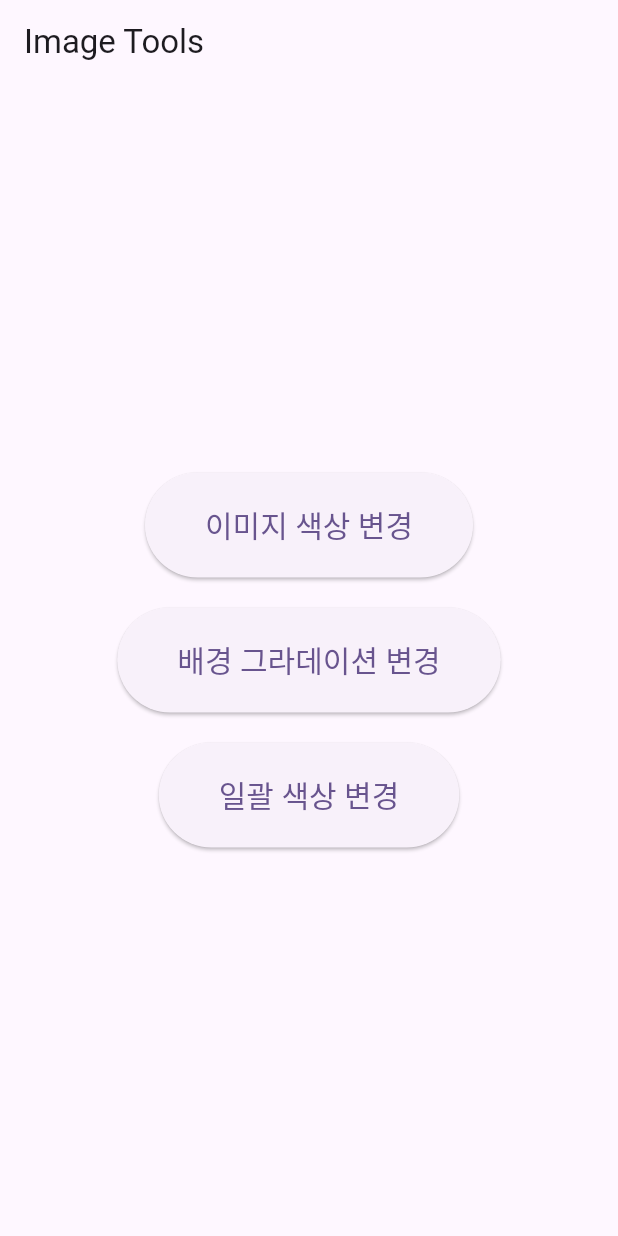
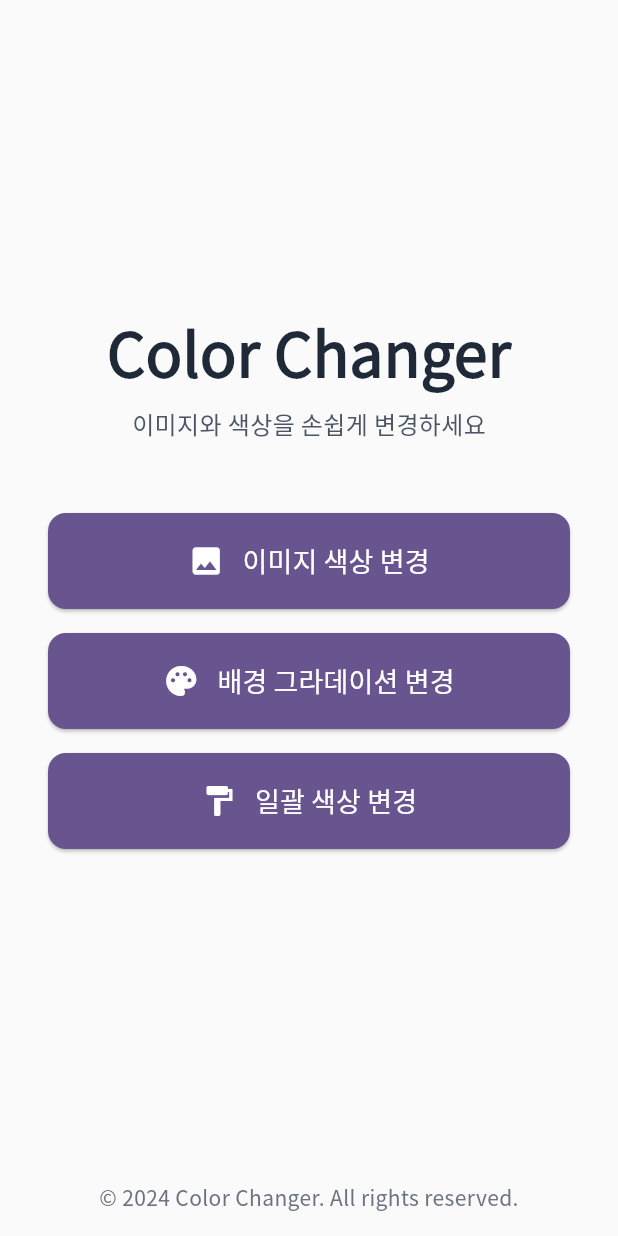
Before and after one commit to Gyeony95/color_changer, a Flutter app: the screen it shows after launch, on a phone screen of 412 x 824 dp. Run offline on Flutter 3.47's test engine with Material 3 defaults, Android fonts, the phone set to English and light mode, and no system bars; our stand-ins replace file_picker, flutter_colorpicker, flutter_svg, palette_generator; missing offline and left inert: desktop_drop.

Commit message:
fix : 메인화면에 스타일 적용

```diff
--- a/lib/main.dart
+++ b/lib/main.dart
@@ -13,80 +13,146 @@ class MyApp extends StatelessWidget {
   @override
   Widget build(BuildContext context) {
     return MaterialApp(
-      title: 'Desktop Image Uploader',
+      title: 'Color Changer',
       theme: ThemeData(
         colorScheme: ColorScheme.fromSeed(seedColor: Colors.deepPurple),
         useMaterial3: true,
+        fontFamily: 'Noto Sans KR',
       ),
-      home: const MyHomePage(title: 'Image Tools'),
+      home: const MyHomePage(),
     );
   }
 }
 
 class MyHomePage extends StatelessWidget {
-  const MyHomePage({super.key, required this.title});
-
-  final String title;
+  const MyHomePage({super.key});
 
   @override
   Widget build(BuildContext context) {
     return Scaffold(
-      appBar: AppBar(
-        title: Text(title),
-      ),
-      body: Center(
+      backgroundColor: Colors.grey[50],
+      body: SafeArea(
+        child: Center(
+          child: SingleChildScrollView(
+            padding: const EdgeInsets.all(32.0),
             child: Column(
               mainAxisAlignment: MainAxisAlignment.center,
               children: [
-            ElevatedButton(
-              style: ElevatedButton.styleFrom(
-                padding:
-                    const EdgeInsets.symmetric(horizontal: 40, vertical: 20),
-                textStyle: const TextStyle(fontSize: 20),
+                // Header
+                const Column(
+                  children: [
+                    Text(
+                      'Color Changer',
+                      style: TextStyle(
+                        fontSize: 40,
+                        fontWeight: FontWeight.bold,
+                        color: Color(0xFF1F2937),
                       ),
-              onPressed: () {
-                Navigator.push(
+                    ),
+                    SizedBox(height: 8),
+                    Text(
+                      '이미지와 색상을 손쉽게 변경하세요',
+                      style: TextStyle(
+                        fontSize: 16,
+                        color: Color(0xFF4B5563),
+                      ),
+                    ),
+                  ],
+                ),
+                const SizedBox(height: 48),
+
+                // Buttons
+                ConstrainedBox(
+                  constraints: const BoxConstraints(maxWidth: 400),
+                  child: Column(
+                    children: [
+                      _buildButton(
+                        context,
+                        icon: Icons.image,
+                        label: '이미지 색상 변경',
+                        onPressed: () => Navigator.push(
                           context,
                           MaterialPageRoute(
                             builder: (context) => const ImageUploadWidget(),
                           ),
-                );
-              },
-              child: const Text('이미지 색상 변경'),
                         ),
-            const SizedBox(height: 20),
-            ElevatedButton(
-              style: ElevatedButton.styleFrom(
-                padding:
-                    const EdgeInsets.symmetric(horizontal: 40, vertical: 20),
-                textStyle: const TextStyle(fontSize: 20),
                       ),
-              onPressed: () {
-                Navigator.push(
+                      const SizedBox(height: 16),
+                      _buildButton(
+                        context,
+                        icon: Icons.palette,
+                        label: '배경 그라데이션 변경',
+                        onPressed: () => Navigator.push(
                           context,
                           MaterialPageRoute(
                             builder: (context) => const GradientWidget(),
                           ),
-                );
-              },
-              child: const Text('배경 그라데이션 변경'),
                         ),
-            const SizedBox(height: 20),
-            ElevatedButton(
-              style: ElevatedButton.styleFrom(
-                padding:
-                    const EdgeInsets.symmetric(horizontal: 40, vertical: 20),
-                textStyle: const TextStyle(fontSize: 20),
                       ),
-              onPressed: () {
-                Navigator.push(
+                      const SizedBox(height: 16),
+                      _buildButton(
+                        context,
+                        icon: Icons.format_paint,
+                        label: '일괄 색상 변경',
+                        onPressed: () => Navigator.push(
                           context,
                           MaterialPageRoute(
                             builder: (context) => const BatchColorWidget(),
                           ),
+                        ),
+                      ),
+                    ],
+                  ),
+                ),
+              ],
+            ),
+          ),
+        ),
+      ),
+      bottomNavigationBar: Container(
+        padding: const EdgeInsets.symmetric(vertical: 16),
+        child: const Text(
+          '© 2024 Color Changer. All rights reserved.',
+          textAlign: TextAlign.center,
+          style: TextStyle(
+            fontSize: 14,
+            color: Color(0xFF6B7280),
+          ),
+        ),
+      ),
     );
-              },
-              child: const Text('일괄 색상 변경'),
+  }
+
+  Widget _buildButton(
+    BuildContext context, {
+    required IconData icon,
+    required String label,
+    required VoidCallback onPressed,
+  }) {
+    return SizedBox(
+      width: double.infinity,
+      height: 64,
+      child: ElevatedButton(
+        onPressed: onPressed,
+        style: ElevatedButton.styleFrom(
+          backgroundColor: Theme.of(context).primaryColor,
+          foregroundColor: Colors.white,
+          shape: RoundedRectangleBorder(
+            borderRadius: BorderRadius.circular(12),
+          ),
+          padding: const EdgeInsets.symmetric(horizontal: 24, vertical: 16),
+        ),
+        child: Row(
+          mainAxisAlignment: MainAxisAlignment.center,
+          children: [
+            Icon(icon, size: 24),
+            const SizedBox(width: 12),
+            Text(
+              label,
+              style: const TextStyle(
+                fontSize: 18,
+                fontWeight: FontWeight.w500,
+              ),
             ),
           ],
         ),
```
Also changed, not shown: pubspec.yaml (+8 -6 lines), 3 other files. Lines whose indentation alone changed are shown as unchanged.
